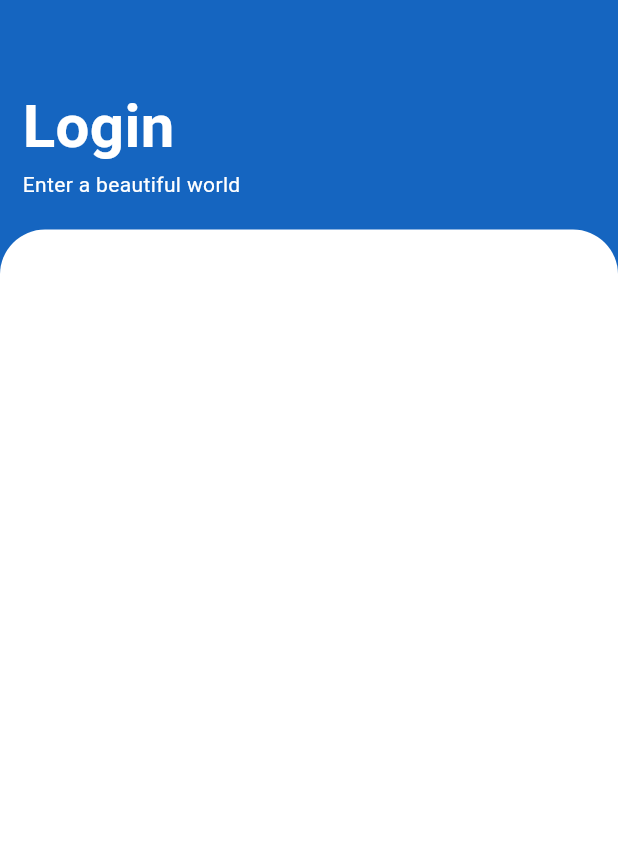
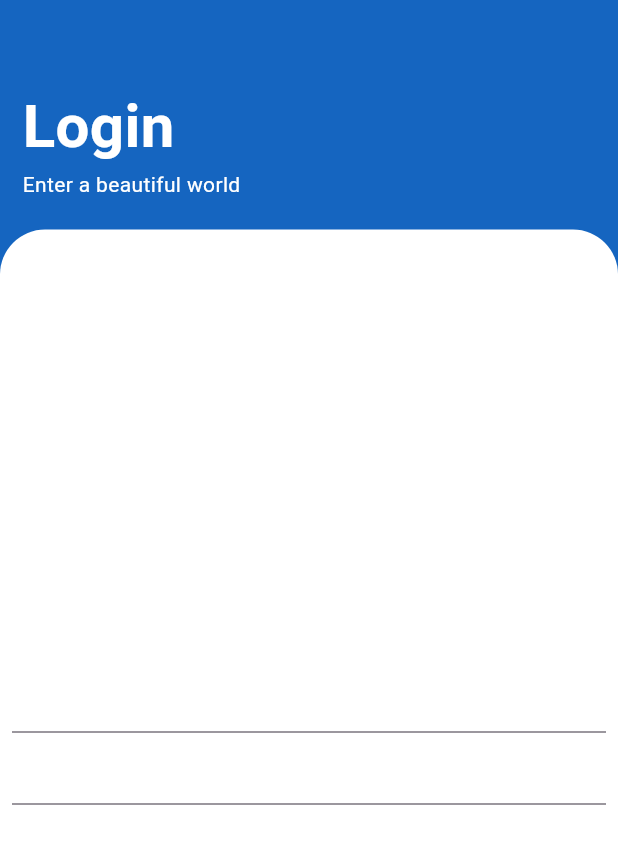
Before and after one commit to AnJasid/app_to_do_list, a Flutter app: the screen it shows after launch, on a phone screen of 412 x 824 dp. Shown: the top 844 px of the screen. Run offline on Flutter 3.47's test engine with Material 3 defaults, Android fonts, the phone set to English and light mode, and no system bars.

Commit message:
update login screen: add TextFormField

```diff
--- a/lib/screens/login_screen.dart
+++ b/lib/screens/login_screen.dart
@@ -43,6 +43,16 @@ class LoginScreen extends StatelessWidget {
                   topRight: Radius.circular(30.0),
                 ),
               ),
+              child: Padding(
+                padding: const EdgeInsets.all(8.0),
+                child: Column(
+                  mainAxisAlignment: MainAxisAlignment.center,
+                  children: <Widget>[
+                    TextFormField(),
+                    TextFormField(),
+                  ],
+                ),
+              ),
             ),
           ),
         ],
```
